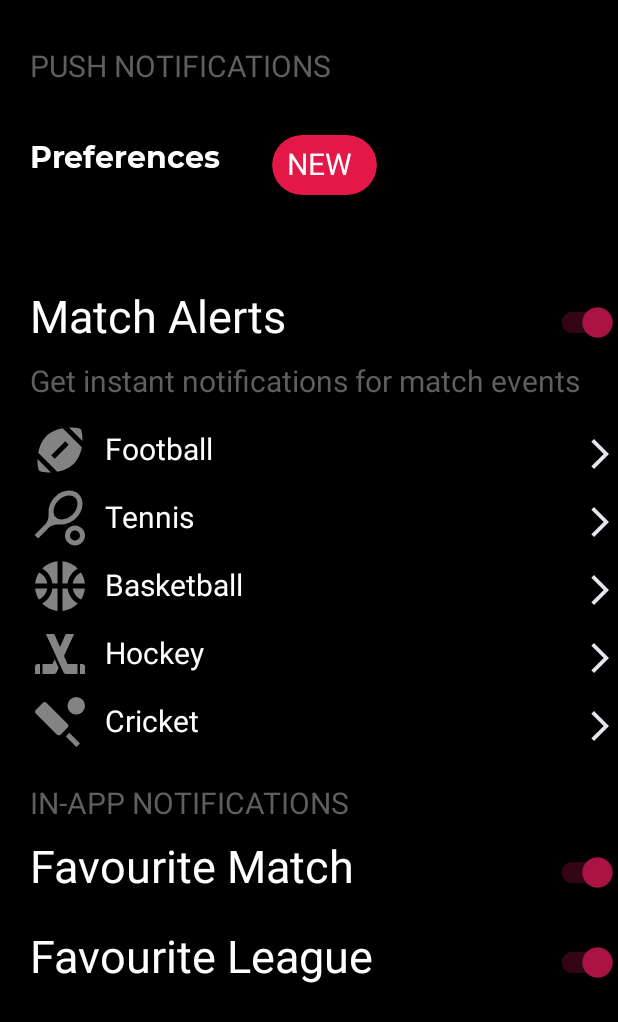
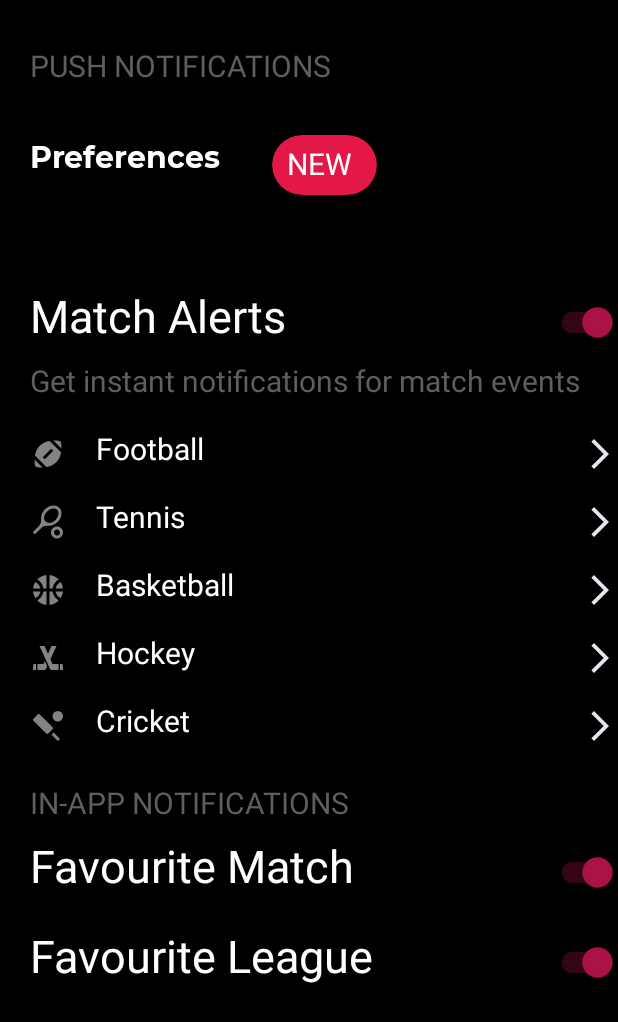
Before and after one commit to LAdamyan/main, an Android app: the layout notifications.xml on its own in the app's theme, with its tools: preview values and no code run, on a phone screen of 412 x 824 dp. Shown: the top 1022 px of the screen. Run offline under Robolectric (Android 15) with nearby library versions, the light colour scheme and no system bars.

Commit message:
homework6

```diff
--- a/app/src/main/res/layout/notifications.xml
+++ b/app/src/main/res/layout/notifications.xml
@@ -44,7 +44,7 @@
         app:layout_constraintStart_toStartOf="@id/preferences"
         app:layout_constraintEnd_toEndOf="parent">
 
-        <androidx.appcompat.widget.AppCompatCheckedTextView
+        <androidx.appcompat.widget.AppCompatTextView
             android:id="@+id/card_text_new"
             android:layout_width="match_parent"
             android:layout_height="match_parent"
@@ -55,7 +55,7 @@
             android:paddingStart="@dimen/ten_dp"/>
      </androidx.cardview.widget.CardView>
 
-   <androidx.appcompat.widget.AppCompatCheckedTextView
+   <androidx.appcompat.widget.AppCompatTextView
        android:id="@+id/match_alerts"
        android:layout_width="match_parent"
        android:layout_height="@dimen/fifty_dp"
@@ -68,7 +68,7 @@
       android:layout_marginStart="@dimen/twenty_dp"
       android:layout_marginTop="@dimen/fifty_dp"/>
 
-   <androidx.appcompat.widget.AppCompatCheckedTextView
+   <androidx.appcompat.widget.AppCompatTextView
        android:id="@+id/get_ntf"
        android:layout_width="match_parent"
        android:layout_height="@dimen/forty_dp"
@@ -92,14 +92,7 @@
         app:layout_constraintTop_toTopOf="@id/match_alerts"
         tools:ignore="SpeakableTextPresentCheck" />
 
-    <androidx.appcompat.widget.AppCompatImageView
-        android:id="@+id/football"
-        android:layout_width="@dimen/forty_dp"
-        android:layout_height="@dimen/forty_dp"
-        android:src="@drawable/ic_baseline_sports_football_24"
-        app:layout_constraintStart_toStartOf="parent"
-        android:layout_marginStart="@dimen/twenty_dp"
-        app:layout_constraintTop_toBottomOf="@id/get_ntf"/>
+
 
 
 
@@ -107,26 +100,18 @@
         android:id="@+id/football_text"
         android:layout_width="match_parent"
         android:layout_height="40dp"
-        android:layout_marginStart="@dimen/seventy_dp"
+        android:layout_marginStart="@dimen/twenty_dp"
         android:paddingTop="@dimen/five_dp"
         android:text="@string/football"
         android:textColor="@color/white"
         android:textSize="@dimen/twenty_sp"
+        android:drawableStart="@drawable/ic_baseline_sports_football_24"
+        android:drawablePadding="20dp"
         android:drawableEnd="@drawable/ic_baseline_arrow_forward_ios_24"
         app:layout_constraintEnd_toEndOf="parent"
         app:layout_constraintHorizontal_bias="0.0"
-        app:layout_constraintStart_toStartOf="@id/football"
+
         app:layout_constraintTop_toBottomOf="@id/get_ntf" />
-
-    <androidx.appcompat.widget.AppCompatImageView
-        android:id="@+id/tennis"
-        android:layout_width="@dimen/forty_dp"
-        android:layout_height="@dimen/forty_dp"
-        android:src="@drawable/ic_baseline_sports_tennis_24"
-        android:layout_marginTop="@dimen/five_dp"
-        app:layout_constraintStart_toStartOf="parent"
-        android:layout_marginStart="@dimen/twenty_dp"
-        app:layout_constraintTop_toBottomOf="@id/football"/>
 
 
 
@@ -134,12 +119,14 @@
         android:id="@+id/tennis_text"
         android:layout_width="match_parent"
         android:layout_height="40dp"
-        android:layout_marginStart="@dimen/seventy_dp"
+        android:layout_marginStart="@dimen/twenty_dp"
         android:layout_marginTop="5dp"
         android:paddingTop="@dimen/five_dp"
         android:text="@string/tennis"
         android:textColor="@color/white"
         android:textSize="@dimen/twenty_sp"
+        android:drawablePadding="20dp"
+        android:drawableStart="@drawable/ic_baseline_sports_tennis_24"
         android:drawableEnd="@drawable/ic_baseline_arrow_forward_ios_24"
         app:layout_constraintEnd_toEndOf="parent"
         app:layout_constraintHorizontal_bias="1.0"
@@ -148,84 +135,65 @@
 
 
 
-    <androidx.appcompat.widget.AppCompatImageView
-        android:id="@+id/basketball"
-        android:layout_width="@dimen/forty_dp"
-        android:layout_height="@dimen/forty_dp"
-        android:src="@drawable/ic_baseline_sports_basketball_24"
-        app:layout_constraintStart_toStartOf="parent"
-        android:layout_marginTop="@dimen/five_dp"
-        android:layout_marginStart="@dimen/twenty_dp"
-        app:layout_constraintTop_toBottomOf="@id/tennis"/>
+
 
     <androidx.appcompat.widget.AppCompatTextView
         android:id="@+id/basketball_text"
         android:layout_width="match_parent"
         android:layout_height="40dp"
-        android:layout_marginStart="@dimen/seventy_dp"
+        android:layout_marginStart="@dimen/twenty_dp"
         android:layout_marginTop="5dp"
         android:paddingTop="@dimen/five_dp"
         android:text="@string/Basketball"
         android:textColor="@color/white"
         android:textSize="@dimen/twenty_sp"
+        android:drawableStart="@drawable/ic_baseline_sports_basketball_24"
         android:drawableEnd="@drawable/ic_baseline_arrow_forward_ios_24"
+       android:drawablePadding="@dimen/twenty_dp"
         app:layout_constraintEnd_toEndOf="parent"
         app:layout_constraintHorizontal_bias="0.25"
         app:layout_constraintStart_toStartOf="@id/basketball"
         app:layout_constraintTop_toBottomOf="@id/tennis_text" />
 
 
-    <androidx.appcompat.widget.AppCompatImageView
-        android:id="@+id/hockey"
-        android:layout_width="@dimen/forty_dp"
-        android:layout_height="@dimen/forty_dp"
-        android:src="@drawable/ic_baseline_sports_hockey_24"
-        app:layout_constraintStart_toStartOf="parent"
-        android:layout_marginTop="@dimen/five_dp"
-        android:layout_marginStart="@dimen/twenty_dp"
-        app:layout_constraintTop_toBottomOf="@id/basketball"/>
+
 
     <androidx.appcompat.widget.AppCompatTextView
         android:id="@+id/hockey_text"
         android:layout_width="match_parent"
         android:layout_height="40dp"
-        android:layout_marginStart="@dimen/seventy_dp"
+        android:layout_marginStart="@dimen/twenty_dp"
         android:layout_marginTop="5dp"
         android:paddingTop="@dimen/five_dp"
         android:text="@string/hockey"
         android:textColor="@color/white"
         android:textSize="@dimen/twenty_sp"
         android:drawableEnd="@drawable/ic_baseline_arrow_forward_ios_24"
+        android:drawableStart="@drawable/ic_baseline_sports_hockey_24"
+        android:drawablePadding="@dimen/twenty_dp"
         app:layout_constraintEnd_toEndOf="parent"
         app:layout_constraintHorizontal_bias="1.0"
-        app:layout_constraintStart_toStartOf="@id/basketball"
+
         app:layout_constraintTop_toBottomOf="@id/basketball_text" />
 
 
-    <androidx.appcompat.widget.AppCompatImageView
-        android:id="@+id/cricket"
-        android:layout_width="@dimen/forty_dp"
-        android:layout_height="@dimen/forty_dp"
-        android:src="@drawable/ic_baseline_sports_cricket_24"
-        app:layout_constraintStart_toStartOf="parent"
-        android:layout_marginStart="@dimen/twenty_dp"
-        android:layout_marginTop="@dimen/five_dp"
-        app:layout_constraintTop_toBottomOf="@id/hockey"/>
+
 
     <androidx.appcompat.widget.AppCompatTextView
         android:id="@+id/cricket_text"
         android:layout_width="match_parent"
         android:layout_height="@dimen/forty_dp"
-        android:layout_marginStart="@dimen/seventy_dp"
+        android:layout_marginStart="@dimen/twenty_dp"
         android:layout_marginTop="@dimen/five_dp"
         android:paddingTop="@dimen/five_dp"
         android:text="@string/cricket"
         android:textColor="@color/white"
         android:textSize="@dimen/twenty_sp"
         android:drawableEnd="@drawable/ic_baseline_arrow_forward_ios_24"
+        android:drawableStart="@drawable/ic_baseline_sports_cricket_24"
+        android:drawablePadding="@dimen/twenty_dp"
         app:layout_constraintEnd_toEndOf="parent"
         app:layout_constraintHorizontal_bias="1.0"
-        app:layout_constraintStart_toStartOf="@id/basketball"
         app:layout_constraintTop_toBottomOf="@id/hockey_text" />
 
 
--- a/app/src/main/res/layout/settings.xml
+++ b/app/src/main/res/layout/settings.xml
@@ -43,7 +43,6 @@
         android:text="@string/enter_pin"
         android:textSize="@dimen/twenty_sp"
         app:layout_constraintEnd_toStartOf="@+id/switch_pin"
-
         app:layout_constraintHorizontal_bias="0.0"
         app:layout_constraintStart_toStartOf="parent"
         app:layout_constraintTop_toBottomOf="@id/change_password" />
--- a/app/src/main/res/values/strings.xml
+++ b/app/src/main/res/values/strings.xml
@@ -61,5 +61,8 @@
     <string name="in_app_ntf">IN-APP NOTIFICATIONS</string>
     <string name="favourite_match">Favourite Match</string>
     <string name="favourite_league">Favourite League</string>
+    <string name="gallery">Gallery</string>
+    <string name="settings">Settings</string>
+    <string name="share">Share</string>
 
 </resources>
```
Also changed, not shown: app/src/main/java/com/example/myapplication/MainActivity.java (+12 -6 lines), app/src/main/res/drawable/ic_baseline_photo_library_24.xml (added, +10 -0 lines), app/src/main/res/drawable/ic_baseline_settings_24.xml (added, +10 -0 lines), app/src/main/res/drawable/ic_baseline_share_24.xml (added, +10 -0 lines).
